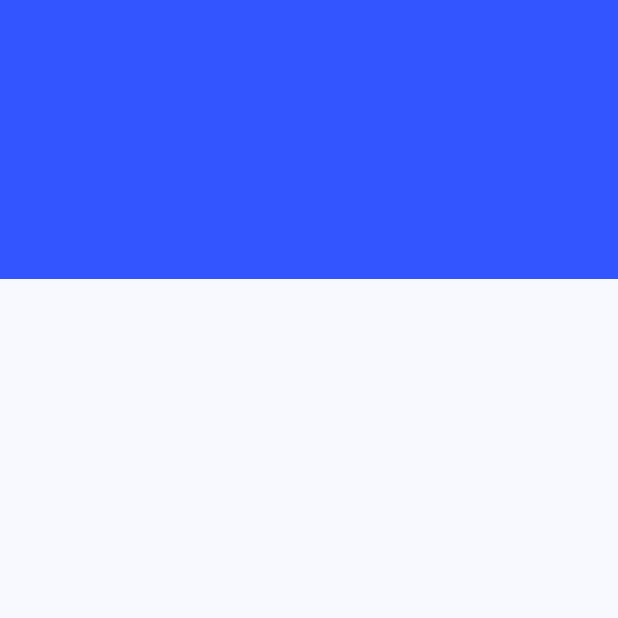
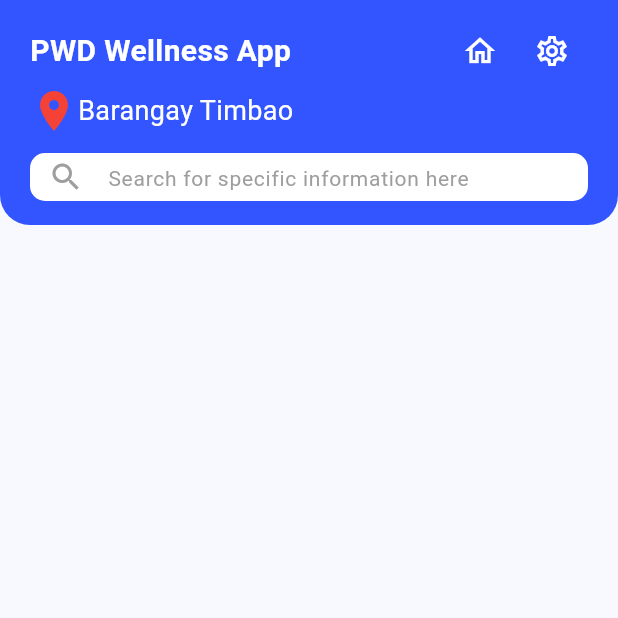
Before and after one commit to NBZion/NSTPPWDApp, a Flutter app: the screen it shows after launch, on a phone screen of 412 x 824 dp, the top half of it. Run offline on Flutter 3.47's test engine with Material 3 defaults, Android fonts, the phone set to English and light mode, and no system bars.

Commit message:
feat: make Top Bar

```diff
--- a/lib/screens/MainScreen.dart
+++ b/lib/screens/MainScreen.dart
@@ -12,8 +12,95 @@ class MainScreenState extends State<MainScreen> {
   Widget build(BuildContext context) {
     return Scaffold(
       appBar: AppBar(
-        toolbarHeight: 186,
-        backgroundColor: HexColor.fromHex("#3355FF"),
+        toolbarHeight: 150,
+        flexibleSpace: Container(
+          decoration: BoxDecoration(
+            color: HexColor.fromHex("#3355FF"),
+            borderRadius: BorderRadius.only(
+              bottomLeft: Radius.circular(20),
+              bottomRight: Radius.circular(20),
+            ),
+          ),
+          child: SafeArea(
+            child: Padding(
+              padding: const EdgeInsets.symmetric(horizontal: 20),
+              child: Column(
+                crossAxisAlignment: CrossAxisAlignment.start,
+                mainAxisAlignment: MainAxisAlignment.start,
+                children: [
+                  const SizedBox(height: 10),
+                  // Main PWD Wellness App Text
+                  Row(
+                    mainAxisAlignment: MainAxisAlignment.spaceBetween,
+                    children: [
+                      const Text(
+                        "PWD Wellness App",
+                        style: TextStyle(
+                          color: Colors.white,
+                          fontSize: 20,
+                          fontWeight: FontWeight.bold,
+                        ),
+                      ),
+
+                      // Button Row
+                      Row(
+                        children: [
+                          IconButton(
+                            onPressed: () {},
+                            icon: Icon(Icons.home_outlined),
+                            color: Colors.white,
+                          ),
+
+                          IconButton(
+                            onPressed: () {},
+                            icon: Icon(
+                              Icons.settings_outlined,
+                              color: Colors.white,
+                            ),
+                          ),
+                        ],
+                      ),
+                    ],
+                  ),
+
+                  // Barangay Timbao Text
+                  Row(
+                    children: [
+                      const Icon(
+                        Icons.location_on,
+                        color: Colors.red,
+                        size: 32,
+                      ),
+                      const Text(
+                        "Barangay Timbao",
+                        style: TextStyle(color: Colors.white, fontSize: 18),
+                      ),
+                    ],
+                  ),
+                  const SizedBox(height: 12),
+
+                  // Search Bar
+                  Container(
+                    height: 32,
+                    decoration: BoxDecoration(
+                      color: Colors.white,
+                      borderRadius: BorderRadius.circular(10),
+                    ),
+                    child: const TextField(
+                      decoration: InputDecoration(
+                        hintText: "Search for specific information here",
+                        hintStyle: TextStyle(color: Colors.grey, fontSize: 14),
+                        prefixIcon: Icon(Icons.search, color: Colors.grey),
+                        border: InputBorder.none,
+                        contentPadding: EdgeInsets.symmetric(vertical: 10),
+                      ),
+                    ),
+                  ),
+                ],
+              ),
+            ),
+          ),
+        ),
       ),
     );
   }
```
